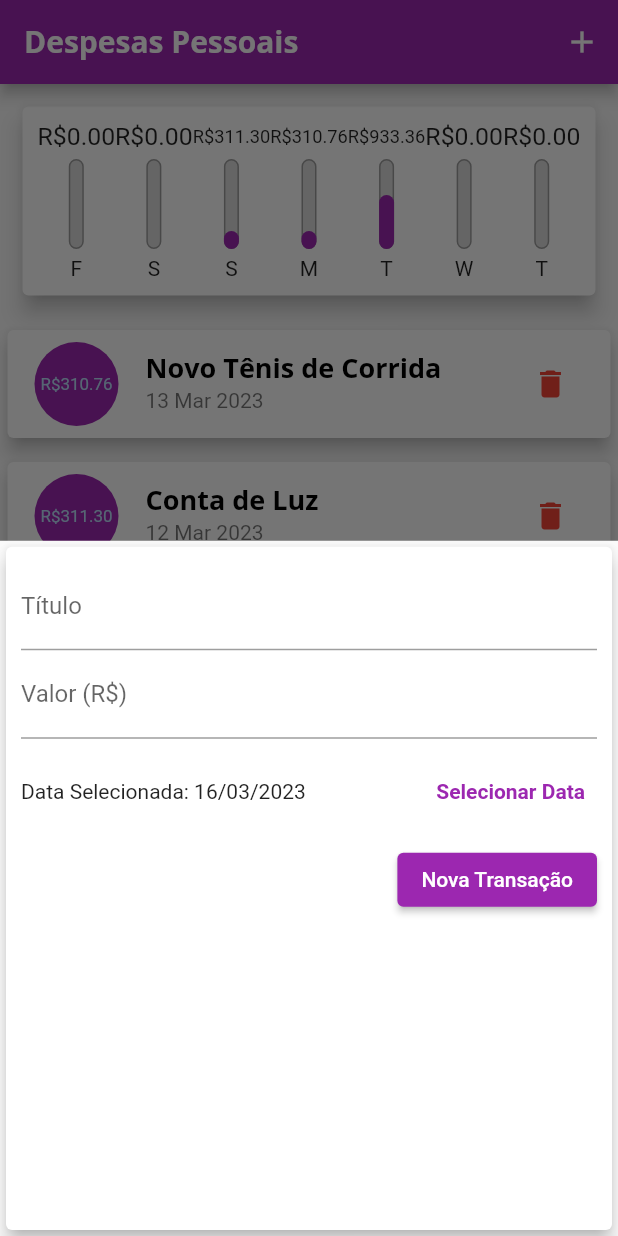
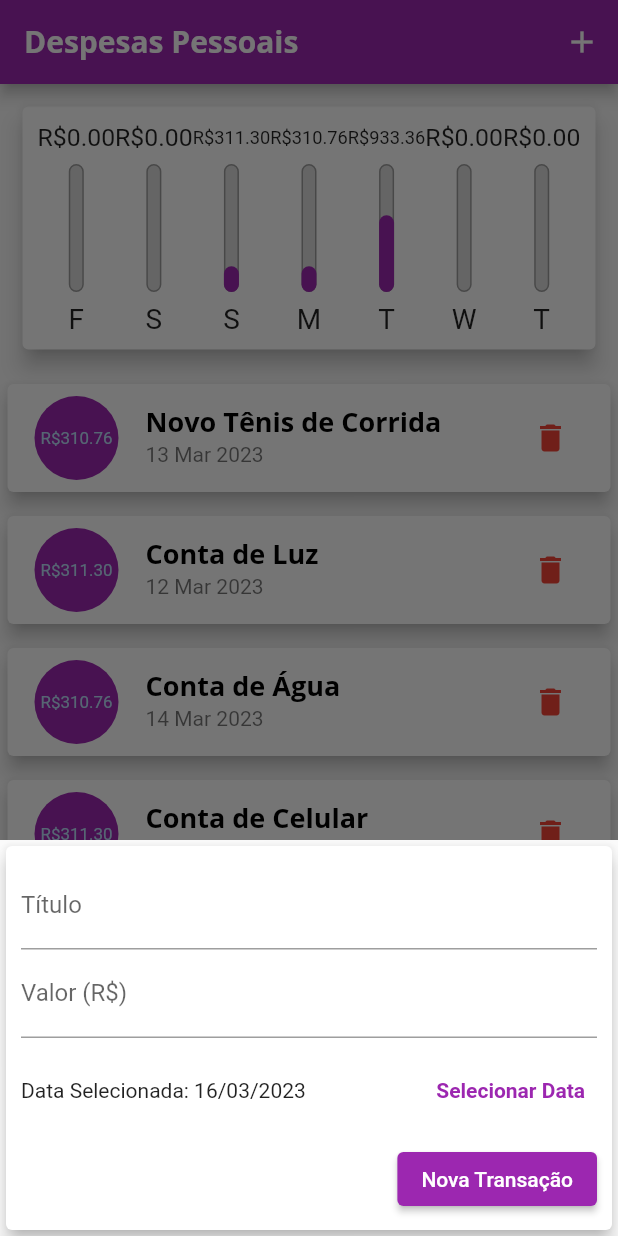
Before and after one commit to jvfranco/expenses, a Flutter app: the screen it shows after launch, after a tap on the "delete" icon, after a tap on the "add" icon, on a phone screen of 412 x 824 dp. Run offline on Flutter 3.47's test engine with Material 2 defaults, Android fonts, the phone set to English and light mode, and no system bars.

```diff
--- /dev/null
+++ b/lib/components/adaptative_button.dart
@@ -0,0 +1,27 @@
+import 'dart:io';
+
+import 'package:flutter/cupertino.dart';
+import 'package:flutter/material.dart';
+
+class AdaptativeButton extends StatelessWidget {
+  final String label;
+  final Function onPressed;
+
+  AdaptativeButton(this.label, this.onPressed);
+
+  @override
+  Widget build(BuildContext context) {
+    return Platform.isIOS
+        ? CupertinoButton(
+            onPressed: () => onPressed,
+            padding: const EdgeInsets.symmetric(
+              horizontal: 20,
+            ),
+            child: Text(label),
+          )
+        : ElevatedButton(
+            onPressed: () => onPressed,
+            child: Text(label),
+          );
+  }
+}
--- /dev/null
+++ b/lib/components/adaptative_datepicker.dart
@@ -0,0 +1,72 @@
+import 'dart:io';
+
+import 'package:flutter/cupertino.dart';
+import 'package:flutter/material.dart';
+import 'package:intl/intl.dart';
+
+class AdaptativeDatePicker extends StatelessWidget {
+  final DateTime selectedDate;
+  final Function(DateTime) onDateChanged;
+
+  AdaptativeDatePicker({
+    required this.selectedDate,
+    required this.onDateChanged,
+  });
+
+  _showDatePicker(BuildContext context) {
+    showDatePicker(
+      context: context,
+      initialDate: DateTime.now(),
+      firstDate: DateTime(2020),
+      lastDate: DateTime.now(),
+    ).then((pickedDate) {
+      if (pickedDate == null) {
+        return;
+      }
+
+      onDateChanged(pickedDate);
+    });
+  }
+
+  @override
+  Widget build(BuildContext context) {
+    return Platform.isIOS
+        ? SizedBox(
+            height: 200,
+            child: CupertinoDatePicker(
+              mode: CupertinoDatePickerMode.date,
+              initialDateTime: DateTime.now(),
+              minimumDate: DateTime(2020),
+              maximumDate: DateTime.now(),
+              onDateTimeChanged: onDateChanged,
+            ),
+          )
+        : SizedBox(
+            height: 70,
+            child: Row(
+              children: <Widget>[
+                Expanded(
+                  child: Text(
+                    selectedDate == null
+                        ? 'Nenhuma data selecionada!'
+                        : 'Data Selecionada: ${DateFormat('dd/MM/y').format(selectedDate)}',
+                  ),
+                ),
+                TextButton(
+                  style: ButtonStyle(
+                    foregroundColor: MaterialStateProperty.all<Color>(
+                        Theme.of(context).colorScheme.primary),
+                  ),
+                  onPressed: () => _showDatePicker(context),
+                  child: const Text(
+                    'Selecionar Data',
+                    style: TextStyle(
+                      fontWeight: FontWeight.bold,
+                    ),
+                  ),
+                ),
+              ],
+            ),
+          );
+  }
+}
--- /dev/null
+++ b/lib/components/adaptative_textfield.dart
@@ -0,0 +1,46 @@
+import 'dart:io';
+
+import 'package:flutter/cupertino.dart';
+import 'package:flutter/material.dart';
+
+class AdaptativeTextField extends StatelessWidget {
+  final TextEditingController controller;
+  final TextInputType keyboardType;
+  final Function(String) onSubmitted;
+  final String label;
+
+  AdaptativeTextField(
+    this.controller,
+    this.keyboardType,
+    this.onSubmitted,
+    this.label,
+  );
+
+  @override
+  Widget build(BuildContext context) {
+    return Platform.isIOS
+        ? Padding(
+            padding: const EdgeInsets.only(
+              bottom: 10.0,
+            ),
+            child: CupertinoTextField(
+              controller: controller,
+              keyboardType: keyboardType,
+              onSubmitted: onSubmitted,
+              placeholder: label,
+              padding: const EdgeInsets.symmetric(
+                horizontal: 6,
+                vertical: 12,
+              ),
+            ),
+          )
+        : TextField(
+            controller: controller,
+            keyboardType: keyboardType,
+            onSubmitted: onSubmitted,
+            decoration: InputDecoration(
+              labelText: label,
+            ),
+          );
+  }
+}
--- a/lib/components/chart.dart
+++ b/lib/components/chart.dart
@@ -41,9 +41,7 @@ class Chart extends StatelessWidget {
 
   @override
   Widget build(BuildContext context) {
-    return SizedBox(
-      width: double.infinity,
-      child: Card(
+    return Card(
       elevation: 6,
       margin: const EdgeInsets.all(15),
       child: Padding(
@@ -64,7 +62,6 @@ class Chart extends StatelessWidget {
           }).toList(),
         ),
       ),
-      ),
     );
   }
 }
--- a/lib/components/chart_bar.dart
+++ b/lib/components/chart_bar.dart
@@ -13,17 +13,19 @@ class ChartBar extends StatelessWidget {
 
   @override
   Widget build(BuildContext context) {
+    return LayoutBuilder(
+      builder: (ctx, constraints) {
         return Column(
           children: [
             SizedBox(
-          height: 20,
+              height: constraints.maxHeight * 0.15,
               child: FittedBox(
                 child: Text('R\$${value.toStringAsFixed(2)}'),
               ),
             ),
-        const SizedBox(height: 5),
+            SizedBox(height: constraints.maxHeight * 0.05),
             SizedBox(
-          height: 60,
+              height: constraints.maxHeight * 0.6,
               width: 10,
               child: Stack(
                 alignment: Alignment.bottomCenter,
@@ -50,9 +52,16 @@ class ChartBar extends StatelessWidget {
                 ],
               ),
             ),
-        const SizedBox(height: 5),
-        Text(label),
+            SizedBox(height: constraints.maxHeight * 0.05),
+            Container(
+              height: constraints.maxHeight * 0.15,
+              child: FittedBox(
+                child: Text(label),
+              ),
+            ),
           ],
+        );
+      },
     );
   }
 }
--- a/lib/components/transaction_form.dart
+++ b/lib/components/transaction_form.dart
@@ -1,3 +1,6 @@
+import 'package:expenses/components/adaptative_button.dart';
+import 'package:expenses/components/adaptative_datepicker.dart';
+import 'package:expenses/components/adaptative_textfield.dart';
 import 'package:flutter/material.dart';
 import 'package:intl/intl.dart';
 
@@ -26,94 +29,109 @@ class _TransactionFormState extends State<TransactionForm> {
     widget.onSubmit(title, value, _selectedDate);
   }
 
-  _showDatePicker() {
-    showDatePicker(
-      context: context,
-      initialDate: DateTime.now(),
-      firstDate: DateTime(2020),
-      lastDate: DateTime.now(),
-    ).then((pickedDate) {
-      if (pickedDate == null) {
-        return;
-      }
-
-      setState(() {
-        _selectedDate = pickedDate;
-      });
-    });
-  }
-
   @override
   Widget build(BuildContext context) {
-    return Card(
+    return SingleChildScrollView(
+      child: Card(
         elevation: 5,
         child: Padding(
-        padding: const EdgeInsets.all(10),
+          // padding: const EdgeInsets.all(10),
+          padding: EdgeInsets.only(
+            top: 10,
+            right: 10,
+            left: 10,
+            bottom: 10 + MediaQuery.of(context).viewInsets.bottom,
+          ),
           child: Column(
             children: <Widget>[
-            TextField(
-              controller: _titleController,
-              onSubmitted: (_) => _submitForm(),
-              decoration: const InputDecoration(
-                labelText: 'Título',
+              AdaptativeTextField(
+                _titleController,
+                TextInputType.text,
+                (_) => _submitForm(),
+                'Título',
               ),
+              AdaptativeTextField(
+                _valueController,
+                const TextInputType.numberWithOptions(decimal: true),
+                (_) => _submitForm(),
+                'Valor (R\$)',
               ),
-            TextField(
-              controller: _valueController,
-              // Somente TextInputType.number() não irá funcionar para IOS, somente no Android
-              // Para que funcione nos 2 sistemas deve usar TextInputType.numberWithOptions(decimal: true)
-              keyboardType:
-                  const TextInputType.numberWithOptions(decimal: true),
-              onSubmitted: (_) => _submitForm(),
-              decoration: const InputDecoration(
-                labelText: 'Valor (R\$)',
-              ),
-            ),
-            SizedBox(
-              height: 70,
-              child: Row(
-                children: <Widget>[
-                  Expanded(
-                    child: Text(
-                      _selectedDate == null
-                          ? 'Nenhuma data selecionada!'
-                          : 'Data Selecionada: ${DateFormat('dd/MM/y').format(_selectedDate)}',
-                    ),
-                  ),
-                  TextButton(
-                    style: ButtonStyle(
-                      foregroundColor: MaterialStateProperty.all<Color>(
-                          Theme.of(context).colorScheme.primary),
-                    ),
-                    onPressed: _showDatePicker,
-                    child: const Text(
-                      'Selecionar Data',
-                      style: TextStyle(
-                        fontWeight: FontWeight.bold,
-                      ),
-                    ),
-                  ),
-                ],
-              ),
+              // TextField(
+              //   controller: _titleController,
+              //   onSubmitted: (_) => _submitForm(),
+              //   decoration: const InputDecoration(
+              //     labelText: 'Título',
+              //   ),
+              // ),
+              // TextField(
+              //   controller: _valueController,
+              //   // Somente TextInputType.number() não irá funcionar para IOS, somente no Android
+              //   // Para que funcione nos 2 sistemas deve usar TextInputType.numberWithOptions(decimal: true)
+              //   keyboardType:
+              //       const TextInputType.numberWithOptions(decimal: true),
+              //   onSubmitted: (_) => _submitForm(),
+              //   decoration: const InputDecoration(
+              //     labelText: 'Valor (R\$)',
+              //   ),
+              // ),
+              // SizedBox(
+              //   height: 70,
+              //   child: Row(
+              //     children: <Widget>[
+              //       Expanded(
+              //         child: Text(
+              //           _selectedDate == null
+              //               ? 'Nenhuma data selecionada!'
+              //               : 'Data Selecionada: ${DateFormat('dd/MM/y').format(_selectedDate)}',
+              //         ),
+              //       ),
+              //       TextButton(
+              //         style: ButtonStyle(
+              //           foregroundColor: MaterialStateProperty.all<Color>(
+              //               Theme.of(context).colorScheme.primary),
+              //         ),
+              //         onPressed: _showDatePicker,
+              //         child: const Text(
+              //           'Selecionar Data',
+              //           style: TextStyle(
+              //             fontWeight: FontWeight.bold,
+              //           ),
+              //         ),
+              //       ),
+              //     ],
+              //   ),
+              // ),
+              AdaptativeDatePicker(
+                selectedDate: _selectedDate,
+                onDateChanged: (newDate) {
+                  setState(() {
+                    _selectedDate = newDate;
+                  });
+                },
               ),
               Row(
                 mainAxisAlignment: MainAxisAlignment.end,
                 children: [
-                ElevatedButton(
-                  style: ButtonStyle(
-                    backgroundColor: MaterialStateProperty.all<Color>(
-                        Theme.of(context).colorScheme.primary),
-                    foregroundColor:
-                        MaterialStateProperty.all<Color>(Colors.white),
+                  AdaptativeButton(
+                    'Nova Transação',
+                    _submitForm,
                   ),
-                  onPressed: _submitForm,
-                  child: const Text('Nova Transação'),
-                ),
+                  // ElevatedButton(
+                  //   style: ButtonStyle(
+                  //     backgroundColor: MaterialStateProperty.all<Color>(
+                  //         Theme.of(context).colorScheme.primary),
+                  //     foregroundColor:
+                  //         MaterialStateProperty.all<Color>(Colors.white),
+                  //   ),
+                  //   onPressed: _submitForm,
+                  //   child: const Text('Nova Transação'),
+                  // ),
                 ],
               )
             ],
           ),
         ),
+      ),
     );
   }
 }
--- a/lib/components/transaction_list.dart
+++ b/lib/components/transaction_list.dart
@@ -10,31 +10,36 @@ class TransactionList extends StatelessWidget {
 
   @override
   Widget build(BuildContext context) {
-    return SizedBox(
-      height: 450,
     // O Widget ListView faz com que a lista seja carregada conforme demanda através do Scroll,
     // economiza memória pois não irá gerar todos os cards para os itens da lista
     // O ListView já possui Scroll automático
-      child: transactions.isEmpty
-          ? Column(
+    return transactions.isEmpty
+        ? LayoutBuilder(
+            builder: (ctx, constraints) {
+              return Column(
                 children: <Widget>[
-                const SizedBox(
-                  height: 20,
+                  SizedBox(
+                    height: constraints.maxHeight * 0.05,
                   ),
-                Text(
+                  SizedBox(
+                    height: constraints.maxHeight * 0.1,
+                    child: Text(
                       'Nenhuma Transação Cadastrada!',
                       style: Theme.of(context).textTheme.titleLarge,
                     ),
-                const SizedBox(
-                  height: 20,
                   ),
-                Container(
-                    height: 200,
+                  SizedBox(
+                    height: constraints.maxHeight * 0.05,
+                  ),
+                  SizedBox(
+                      height: constraints.maxHeight * 0.8,
                       child: Image.asset(
                         'assets/images/waiting.png',
                         fit: BoxFit.cover,
                       )),
                 ],
+              );
+            },
           )
         : ListView.builder(
             itemCount: transactions.length,
@@ -64,7 +69,16 @@ class TransactionList extends StatelessWidget {
                   subtitle: Text(
                     DateFormat('d MMM y').format(tr.date),
                   ),
-                    trailing: IconButton(
+                  trailing: MediaQuery.of(context).size.width > 500
+                      ? TextButton.icon(
+                          icon: Icon(
+                            Icons.delete,
+                            color: Theme.of(context).colorScheme.error,
+                          ),
+                          label: const Text('Excluir'),
+                          onPressed: () => onRemove(tr.id),
+                        )
+                      : IconButton(
                           icon: Icon(
                             Icons.delete,
                             color: Theme.of(context).colorScheme.error,
@@ -74,7 +88,6 @@ class TransactionList extends StatelessWidget {
                 ),
               );
             },
-            ),
           );
   }
 }
--- a/lib/main.dart
+++ b/lib/main.dart
@@ -1,10 +1,13 @@
 import 'dart:math';
+import 'dart:io';
 
 import 'package:expenses/components/chart.dart';
 import 'package:expenses/components/transaction_form.dart';
 import 'package:expenses/components/transaction_list.dart';
 import 'package:expenses/models/transaction.dart';
+import 'package:flutter/cupertino.dart';
 import 'package:flutter/material.dart';
+// import 'package:flutter/services.dart';
 
 void main(List<String> args) {
   runApp(ExpensesApp());
@@ -16,6 +19,11 @@ class ExpensesApp extends StatelessWidget {
 
   @override
   Widget build(BuildContext context) {
+    // Define a orientação da aplicação
+    // SystemChrome.setPreferredOrientations(
+    //   [DeviceOrientation.portraitUp],
+    // );
+
     return MaterialApp(
       home: MyHomePage(),
       theme: tema.copyWith(
@@ -27,6 +35,7 @@ class ExpensesApp extends StatelessWidget {
         textTheme: tema.textTheme.copyWith(
           titleLarge: const TextStyle(
             fontFamily: 'OpenSans',
+            //fontSize: 18 * MediaQuery.of(context).textScaleFactor,
             fontSize: 18,
             fontWeight: FontWeight.bold,
             color: Colors.black,
@@ -35,6 +44,7 @@ class ExpensesApp extends StatelessWidget {
         appBarTheme: const AppBarTheme(
           titleTextStyle: TextStyle(
             fontFamily: 'OpenSans',
+            //fontSize: 20 * MediaQuery.of(context).textScaleFactor,
             fontSize: 20,
             fontWeight: FontWeight.bold,
           ),
@@ -51,6 +61,8 @@ class MyHomePage extends StatefulWidget {
 }
 
 class _MyHomePageState extends State<MyHomePage> {
+  bool _showChart = false;
+
   final List<Transaction> _transactions = [
     Transaction(
       id: 't0',
@@ -126,34 +138,112 @@ class _MyHomePageState extends State<MyHomePage> {
     );
   }
 
+  Widget _getIconButton(IconData icon, Function() fn) {
+    return Platform.isIOS
+        ? GestureDetector(
+            onTap: fn,
+            child: Icon(icon),
+          )
+        : IconButton(
+            onPressed: fn,
+            icon: Icon(icon),
+          );
+  }
+
   @override
   Widget build(BuildContext context) {
-    return Scaffold(
-      appBar: AppBar(
-        title: const Text('Despesas Pessoais'),
-        actions: <Widget>[
-          IconButton(
-            onPressed: () => _openTransactionFormModal(context),
-            icon: const Icon(Icons.add),
-          )
-        ],
+    final mediaQuery = MediaQuery.of(context);
+    bool isLandscape = mediaQuery.orientation == Orientation.landscape;
+
+    final iconList = Platform.isIOS ? CupertinoIcons.list_bullet : Icons.list;
+    final iconChart = Platform.isIOS ? CupertinoIcons.chart_pie : Icons.pie_chart;
+
+    final actions = <Widget>[
+      if (isLandscape)
+        _getIconButton(
+          _showChart ? iconList : iconChart,
+          () {
+            setState(() {
+              _showChart = !_showChart;
+            });
+          }
+        ),
+      _getIconButton(
+        Platform.isIOS ? CupertinoIcons.add : Icons.add,
+        () => _openTransactionFormModal(context),
       ),
-      body: SingleChildScrollView(
+    ];
+
+    final appBar = AppBar(
+      title: const Text('Despesas Pessoais'),
+      actions: actions,
+    );
+
+    final appBarHeight = appBar.preferredSize.height;
+    final statusBarHeight = mediaQuery.padding.top;
+    final avaiableHeight =
+        mediaQuery.size.height - appBarHeight - statusBarHeight;
+
+    final bodyPage = SafeArea(
+      child: SingleChildScrollView(
         child: Column(
           crossAxisAlignment: CrossAxisAlignment.stretch,
           children: <Widget>[
-            Chart(_recentTransactions),
-            TransactionList(_transactions, _removeTransaction),
+            // if (isLandscape)
+            //   Row(
+            //     mainAxisAlignment: MainAxisAlignment.center,
+            //     children: [
+            //       const Text('Exibir Gráfico'),
+            //       Switch.adaptive(
+            //         activeColor: Theme.of(context).colorScheme.secondary,
+            //         value: _showChart,
+            //         onChanged: (value) {
+            //           setState(() {
+            //             _showChart = value;
+            //           });
+            //         },
+            //       ),
+            //     ],
+            //   ),
+            if (_showChart || !isLandscape)
+              Container(
+                height: avaiableHeight * (isLandscape ? 0.75 : 0.25),
+                child: Chart(_recentTransactions),
+              ),
+            if (!_showChart || !isLandscape)
+              Container(
+                height: avaiableHeight * (isLandscape ? 1 : 0.75),
+                child: TransactionList(_transactions, _removeTransaction),
+              ),
           ],
         ),
       ),
-      floatingActionButton: FloatingActionButton(
-        onPressed: () => _openTransactionFormModal(context),
-        child: const Icon(
-          Icons.add,
-        ),
-      ),
-      floatingActionButtonLocation: FloatingActionButtonLocation.centerFloat,
     );
+
+    return Platform.isIOS
+        ? CupertinoPageScaffold(
+            navigationBar: CupertinoNavigationBar(
+              middle: const Text('Despesas Pessoais'),
+              trailing: Row(
+                mainAxisSize: MainAxisSize.min,
+                children: actions,
+              ),
+            ),
+            child: bodyPage,
+          )
+        : Scaffold(
+            appBar: appBar,
+            body: bodyPage,
+            floatingActionButton: Platform.isIOS
+                ? Container()
+                : FloatingActionButton(
+                    onPressed: () => _openTransactionFormModal(context),
+                    child: const Icon(
+                      Icons.add,
+                    ),
+                  ),
+            floatingActionButtonLocation:
+                FloatingActionButtonLocation.centerFloat,
+          );
   }
 }
```
Lines whose indentation alone changed are shown as unchanged.
